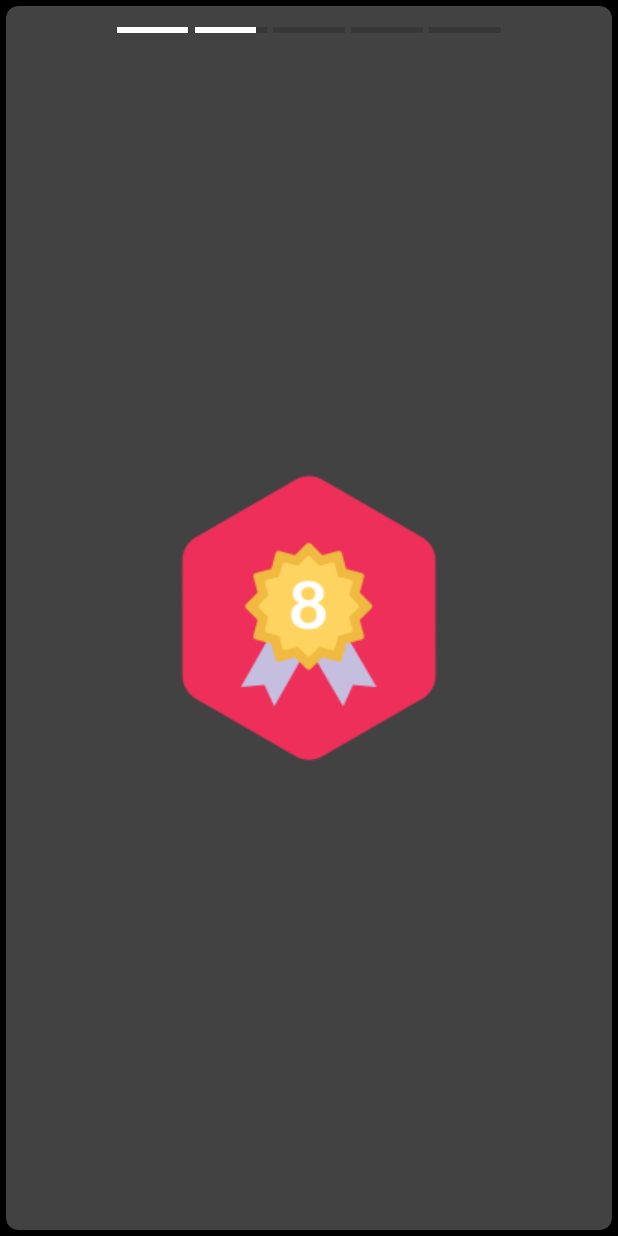
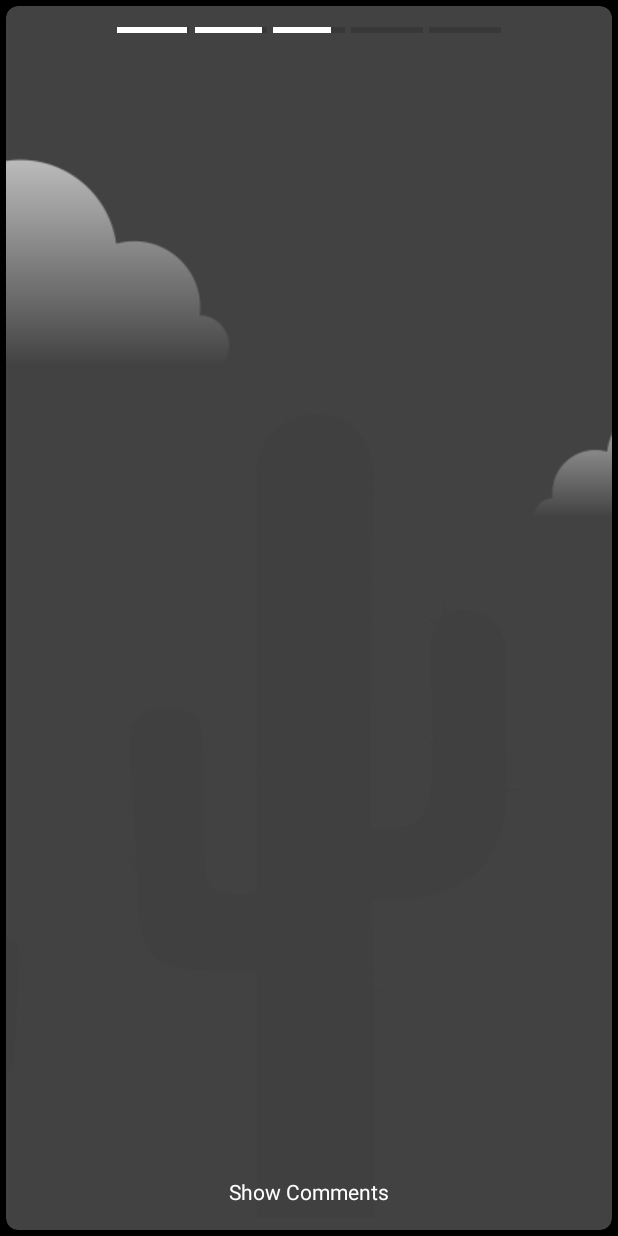
Before and after one commit to betaCode95/SnappyStory, an Android app: the screen it shows after launch (MainActivity), on a phone screen of 412 x 824 dp. Run offline under Robolectric (Android 15) with nearby library versions, the phone set to English and light mode, and no system bars.

Commit message:
#TITLE: Comments Added #TYPE: Comments Feature Added

```diff
--- a/app/build.gradle
+++ b/app/build.gradle
@@ -14,6 +14,9 @@ android {
         versionCode 1
         versionName "1.0"
         testInstrumentationRunner "androidx.test.runner.AndroidJUnitRunner"
+    }
+    dataBinding {
+        enabled true
     }
     buildTypes {
         release {
--- a/app/src/main/java/com/deep/dummy/testapplication/activity/MainActivity.kt
+++ b/app/src/main/java/com/deep/dummy/testapplication/activity/MainActivity.kt
@@ -3,6 +3,7 @@ package com.deep.dummy.testapplication.activity
 import android.os.Bundle
 import android.widget.ImageView
 import androidx.appcompat.app.AppCompatActivity
+import com.betacode.free.snappystory.model.Comment
 import com.betacode.free.snappystory.model.StoryModel
 import com.betacode.free.snappystory.view.SnappyStoryListener
 import com.deep.dummy.testapplication.R
@@ -14,13 +15,20 @@ class MainActivity : AppCompatActivity() {
     override fun onCreate(savedInstanceState: Bundle?) {
         super.onCreate(savedInstanceState)
         setContentView(R.layout.activity_main)
+        val comments = arrayListOf(
+            Comment("Deep", "Hi! There!"),
+            Comment("Tolat", "Hey")
+        )
+
         snap_view.load(
             arrayListOf(
-                StoryModel(R.drawable.badge_crown, 5),
-                StoryModel(R.drawable.badge_reward, 5),
-                StoryModel(R.drawable.bg_no_item_cactus, 5),
-                StoryModel(R.drawable.bg_no_item_city, 5),
-                StoryModel(R.drawable.badge_crown, 5)
+                StoryModel(
+                    R.drawable.badge_crown, 3, comments
+                ),
+                StoryModel(R.drawable.badge_reward, 3, comments),
+                StoryModel(R.drawable.bg_no_item_cactus, 4, comments),
+                StoryModel(R.drawable.bg_no_item_city, 3, comments),
+                StoryModel(R.drawable.badge_crown, 3, comments)
             ),
             object : SnappyStoryListener {
                 override fun onAllFinished() {
--- a/snappystory/build.gradle
+++ b/snappystory/build.gradle
@@ -16,6 +16,9 @@ android {
 
         testInstrumentationRunner "androidx.test.runner.AndroidJUnitRunner"
         consumerProguardFiles 'consumer-rules.pro'
+    }
+    dataBinding {
+        enabled true
     }
 
     buildTypes {
@@ -44,6 +47,7 @@ dependencies {
     implementation 'androidx.appcompat:appcompat:1.1.0'
     implementation 'androidx.core:core-ktx:1.2.0'
     implementation "androidx.cardview:cardview:1.0.0"
+    implementation "androidx.recyclerview:recyclerview:1.1.0-beta02"
 
     // Testing
     testImplementation 'junit:junit:4.12'
--- /dev/null
+++ b/snappystory/src/main/java/com/betacode/free/snappystory/base/BaseRecyclerAdapter.kt
@@ -0,0 +1,52 @@
+package com.betacode.free.snappystory.base
+
+import android.view.LayoutInflater
+import android.view.ViewGroup
+import androidx.annotation.CallSuper
+import androidx.databinding.DataBindingUtil
+import androidx.databinding.ViewDataBinding
+import androidx.recyclerview.widget.RecyclerView
+import com.betacode.free.snappystory.R
+import com.betacode.free.snappystory.databinding.ViewCommentBinding
+import com.betacode.free.snappystory.viewholder.CommentViewHolder
+
+abstract class BaseRecyclerAdapter<T> : RecyclerView.Adapter<BaseViewHolder<*>>() {
+
+    open var data: T? = null
+
+    abstract fun createViewHolder(inflater: LayoutInflater, viewType: Int): Int
+    abstract fun itemCount(): Int
+    abstract fun itemType(position: Int): Int
+    abstract fun wrapViewHolder(holder: BaseViewHolder<*>, position: Int)
+
+    @CallSuper
+    protected open fun computeValue(data: T?) {
+    }
+
+    fun updateData(data: T?) {
+        this.data = data
+        this.notifyDataSetChanged()
+    }
+
+    override fun onCreateViewHolder(parent: ViewGroup, viewType: Int): BaseViewHolder<*> {
+        val view = createViewHolder(LayoutInflater.from(parent.context), viewType)
+        val viewBinding: ViewDataBinding =
+            DataBindingUtil.inflate(LayoutInflater.from(parent.context), view, parent, false)
+        return viewToViewHolder(viewBinding)
+    }
+
+    override fun getItemViewType(position: Int): Int {
+        return itemType(position)
+    }
+
+    override fun getItemCount(): Int = itemCount()
+
+    override fun onBindViewHolder(holder: BaseViewHolder<*>, position: Int) =
+        wrapViewHolder(holder, position)
+
+    private fun viewToViewHolder(viewBinding: ViewDataBinding): BaseViewHolder<*> =
+        when (viewBinding) {
+            is ViewCommentBinding -> CommentViewHolder(viewBinding)
+            else -> BaseViewHolder<Any>(R.layout.view_comment, viewBinding)
+        }
+}
--- /dev/null
+++ b/snappystory/src/main/java/com/betacode/free/snappystory/common/Common.kt
@@ -0,0 +1,14 @@
+package com.betacode.free.snappystory.common
+
+import androidx.recyclerview.widget.LinearLayoutManager
+import androidx.recyclerview.widget.RecyclerView
+import com.betacode.free.snappystory.base.BaseRecyclerAdapter
+
+fun <D> RecyclerView.setup(adapter: BaseRecyclerAdapter<D>, data: D) {
+    if (this.adapter == null) {
+        this.adapter = adapter
+        this.layoutManager = LinearLayoutManager(this.context, RecyclerView.VERTICAL, false)
+    }
+    this.scheduleLayoutAnimation()
+    adapter.updateData(data)
+}
--- a/snappystory/src/main/java/com/betacode/free/snappystory/model/StoryModel.kt
+++ b/snappystory/src/main/java/com/betacode/free/snappystory/model/StoryModel.kt
@@ -1,3 +1,9 @@
 package com.betacode.free.snappystory.model
 
-data class StoryModel(val image: Int = 0, val time: Int = 0)
+data class StoryModel(
+    val image: Int = 0,
+    val time: Int = 0,
+    val comments: ArrayList<Comment> = arrayListOf()
+)
+
+data class Comment(val header: String = "", val comment: String = "")
--- a/snappystory/src/main/java/com/betacode/free/snappystory/view/SnappyStoryView.kt
+++ b/snappystory/src/main/java/com/betacode/free/snappystory/view/SnappyStoryView.kt
@@ -12,7 +12,10 @@ import android.widget.ImageView
 import android.widget.ProgressBar
 import android.widget.RelativeLayout
 import com.betacode.free.snappystory.R
+import com.betacode.free.snappystory.adapter.CommentsAdapter
+import com.betacode.free.snappystory.common.setup
 import com.betacode.free.snappystory.model.StoryModel
+import kotlinx.android.synthetic.main.view_comment.view.*
 import kotlinx.android.synthetic.main.view_snappy_story.view.*
 import kotlin.collections.ArrayList
 
@@ -29,6 +32,10 @@ class SnappyStoryView : RelativeLayout {
     private var timeFinished = 0L
     private var timer: CountDownTimer? = null
     private var listener: SnappyStoryListener? = null
+
+    private val commentsAdapter by lazy {
+        CommentsAdapter()
+    }
 
     constructor(context: Context?) : super(context) {
         init(context)
@@ -66,6 +73,7 @@ class SnappyStoryView : RelativeLayout {
 
     private fun next(storyModel: StoryModel) {
         currentStory = storyModel
+        showComments()
         loadImage()
     }
 
@@ -94,7 +102,7 @@ class SnappyStoryView : RelativeLayout {
                 currentStoryIndex++
                 next(stories[currentStoryIndex])
             } else {
-               listener?.onAllFinished()
+                listener?.onAllFinished()
             }
         }
 
@@ -110,7 +118,10 @@ class SnappyStoryView : RelativeLayout {
 
     // Public Functions
 
-    fun load(stories: ArrayList<StoryModel> = arrayListOf(), listener: SnappyStoryListener? = null) {
+    fun load(
+        stories: ArrayList<StoryModel> = arrayListOf(),
+        listener: SnappyStoryListener? = null
+    ) {
         val inflater =
             mContext?.getSystemService(Context.LAYOUT_INFLATER_SERVICE) as? LayoutInflater
         progress_counter.removeAllViews()
@@ -150,6 +161,29 @@ class SnappyStoryView : RelativeLayout {
             }
         }
     }
+
+    private fun showComments() {
+        comment_recycler.visibility = View.GONE
+        comments.text = "Show Comments"
+        comment_recycler.setup(commentsAdapter, currentStory?.comments)
+        if (currentStory?.comments?.isEmpty() == true) {
+            comments.visibility = View.GONE
+        } else {
+            comments.visibility = View.VISIBLE
+        }
+        comments.setOnClickListener {
+            if (comment_recycler.visibility == View.VISIBLE) {
+                comment_recycler.visibility = View.GONE
+                comments.text = "Show Comments"
+                timer = getTimer(timeRemaining)
+                timer?.start()
+            } else {
+                comment_recycler.visibility = View.VISIBLE
+                comments.text = "Hide Comments"
+                timer?.cancel()
+            }
+        }
+    }
 }
 
 interface SnappyStoryListener {
--- /dev/null
+++ b/snappystory/src/main/res/anim/anim_fade_in.xml
@@ -0,0 +1,5 @@
+<?xml version="1.0" encoding="utf-8"?>
+<layoutAnimation xmlns:android="http://schemas.android.com/apk/res/android"
+    android:animation="@anim/fade_in"
+    android:animationOrder="normal"
+    android:delay="15%" />
--- /dev/null
+++ b/snappystory/src/main/res/anim/fade_in.xml
@@ -0,0 +1,8 @@
+<?xml version="1.0" encoding="UTF-8"?>
+<set xmlns:android="http://schemas.android.com/apk/res/android">
+    <alpha
+        android:duration="400"
+        android:fromAlpha="0.0"
+        android:interpolator="@android:anim/accelerate_interpolator"
+        android:toAlpha="1.0" />
+</set>
--- /dev/null
+++ b/snappystory/src/main/res/drawable/view_soft_gradient.xml
@@ -0,0 +1,4 @@
+<?xml version="1.0" encoding="utf-8"?>
+<selector xmlns:android="http://schemas.android.com/apk/res/android">
+
+</selector>
--- a/snappystory/src/main/res/layout/view_snappy_story.xml
+++ b/snappystory/src/main/res/layout/view_snappy_story.xml
@@ -20,7 +20,7 @@
 
     </LinearLayout>
 
-    <View
+    <ImageView
         android:id="@+id/left_side"
         android:layout_width="@dimen/_72dp"
         android:layout_height="match_parent"
@@ -28,7 +28,7 @@
         android:layout_alignParentLeft="true"
         android:elevation="@dimen/_2dp" />
 
-    <View
+    <ImageView
         android:id="@+id/right_side"
         android:layout_width="@dimen/_72dp"
         android:layout_height="match_parent"
@@ -52,4 +52,33 @@
 
     </androidx.cardview.widget.CardView>
 
+    <androidx.recyclerview.widget.RecyclerView
+        android:id="@+id/comment_recycler"
+        android:layoutAnimation="@anim/anim_fade_in"
+        android:layout_width="match_parent"
+        android:layout_height="wrap_content"
+        android:layout_above="@+id/comments"
+        android:clipToPadding="false"
+        android:elevation="@dimen/_10dp"
+        android:scrollbars="vertical"
+        android:scrollingCache="true"
+        android:visibility="gone" />
+
+    <TextView
+        android:id="@+id/comments"
+        android:layout_width="match_parent"
+        android:layout_height="wrap_content"
+        android:layout_alignParentBottom="true"
+        android:background="@drawable/view_soft_gradient"
+        android:elevation="@dimen/_10dp"
+        android:gravity="center"
+        android:padding="@dimen/_16dp"
+        android:scrollbars="vertical"
+        android:scrollingCache="true"
+        android:text="Show Comments"
+        android:textColor="#FFF"
+        android:textSize="@dimen/_14sp"
+        android:visibility="visible" />
+
+
 </RelativeLayout>
```
Also changed, not shown: snappystory/src/main/java/com/betacode/free/snappystory/adapter/CommentsAdapter.kt (added, +23 -0 lines), snappystory/src/main/java/com/betacode/free/snappystory/base/BaseViewHolder.kt (added, +17 -0 lines), snappystory/src/main/java/com/betacode/free/snappystory/viewholder/CommentViewHolder.kt (added, +16 -0 lines), snappystory/src/main/res/layout/view_comment.xml (added, +42 -0 lines), snappystory/src/main/res/values/dimens.xml (+18 -0 lines).
